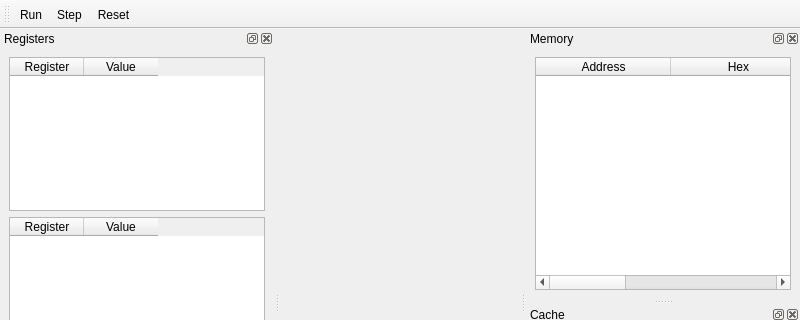
Above: mainwindow.ui from nehaka02/DNA-v32 before the change; both pictures show x 0 to 800 and y 0 to 320 of the 800 by 597 pixel window. Below: the same form after it.
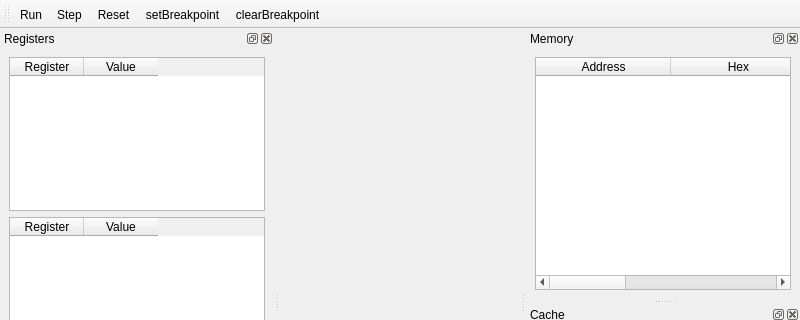
That is the form after the change.

Commit message: updating ui to not have stale values and adding ability to set and view breakpoints

What changed in the file:
```diff
--- a/mainwindow.ui
+++ b/mainwindow.ui
@@ -28,6 +28,8 @@
    <addaction name="actionRun"/>
    <addaction name="actionStep"/>
    <addaction name="actionReset"/>
+   <addaction name="actionsetBreakpoint"/>
+   <addaction name="actionclearBreakpoint"/>
   </widget>
   <widget class="QDockWidget" name="registerDock">
    <property name="windowTitle">
@@ -253,6 +255,22 @@
     <enum>QAction::MenuRole::NoRole</enum>
    </property>
   </action>
+  <action name="actionsetBreakpoint">
+   <property name="text">
+    <string>setBreakpoint</string>
+   </property>
+   <property name="menuRole">
+    <enum>QAction::MenuRole::NoRole</enum>
+   </property>
+  </action>
+  <action name="actionclearBreakpoint">
+   <property name="text">
+    <string>clearBreakpoint</string>
+   </property>
+   <property name="menuRole">
+    <enum>QAction::MenuRole::NoRole</enum>
+   </property>
+  </action>
  </widget>
  <resources/>
  <connections/>
```
The commit also changes 5 other files.
